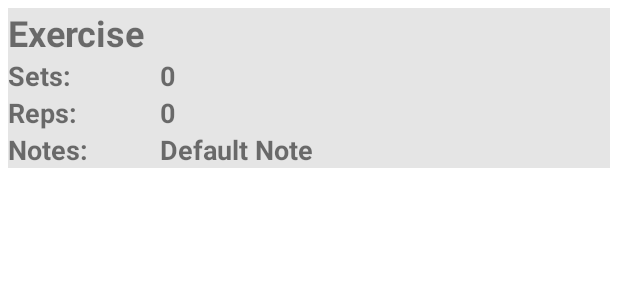
After one commit to jacksob1/WorkoutTracker, an Android app: the layout exercise_card.xml on its own in the app's theme, with its tools: preview values and no code run, on a phone screen of 412 x 824 dp. The commit adds this screen. Shown: the top 300 px of the screen. Run offline under Robolectric (Android 15) with nearby library versions, the phone set to English and light mode, and no system bars.

Commit message:
added in code for entering in a null exercise

```diff
--- a/WorkoutTracker/app/src/main/java/edu/rosehulman/workouttracker/ExerciseAdapter.kt
+++ b/WorkoutTracker/app/src/main/java/edu/rosehulman/workouttracker/ExerciseAdapter.kt
@@ -1,7 +1,9 @@
 package edu.rosehulman.workouttracker
 
+import android.view.LayoutInflater
 import android.view.View
 import android.view.ViewGroup
+import android.widget.TextView
 import androidx.lifecycle.ViewModelProvider
 import androidx.recyclerview.widget.RecyclerView
 import edu.rosehulman.workouttracker.ui.gallery.ExerciseListFragment
@@ -13,24 +15,35 @@ class ExerciseAdapter(val fragment: ExerciseListFragment): RecyclerView.Adapter<
         parent: ViewGroup,
         viewType: Int
     ): ExerciseAdapter.ExerciseViewHolder {
-        TODO("Not yet implemented")
+        val itemView = LayoutInflater.from(parent.context).inflate(R.layout.exercise_card, parent, false)
+        return ExerciseViewHolder(itemView)
     }
 
     override fun onBindViewHolder(holder: ExerciseAdapter.ExerciseViewHolder, position: Int) {
-        TODO("Not yet implemented")
+        holder.bind(model.getExerciseAt(position))
     }
 
-    override fun getItemCount(): Int {
-        TODO("Not yet implemented")
+    override fun getItemCount() = model.size()
+    fun addExercise(exercise: Exercise?) {
+        model.addExercise(exercise)
+        notifyDataSetChanged()
     }
 
     inner class ExerciseViewHolder(itemView: View) : RecyclerView.ViewHolder(itemView) {
+        val exerciseName: TextView = itemView.findViewById(R.id.exercise_name_text_view)
+        val setsValue: TextView = itemView.findViewById(R.id.exercise_sets_value_text_view)
+        val repsValue: TextView = itemView.findViewById(R.id.exercise_reps_value_text_view)
+        val notesValue: TextView = itemView.findViewById(R.id.exercise_notes_value_text_view)
+
         init {
-            TODO("Not yet implemented")
+
         }
 
         fun bind(exercise: Exercise) {
-            TODO("Not yet implemented")
+            exerciseName.text = exercise.name
+            setsValue.text = exercise.sets.toString()
+            repsValue.text = exercise.reps.toString()
+            notesValue.text = exercise.notes
         }
     }
 }
--- a/WorkoutTracker/app/src/main/java/edu/rosehulman/workouttracker/ExerciseViewModel.kt
+++ b/WorkoutTracker/app/src/main/java/edu/rosehulman/workouttracker/ExerciseViewModel.kt
@@ -14,7 +14,7 @@ class ExerciseViewModel: ViewModel() {
     fun getCurrentExercise() = getExerciseAt(currentPos)
     fun size() = exercises.size
 
-    fun addQuote(exercise: Exercise?) {
+    fun addExercise(exercise: Exercise?) {
         val defaultExercise = Exercise()
 
         val newExercise = exercise ?: defaultExercise
--- a/WorkoutTracker/app/src/main/java/edu/rosehulman/workouttracker/ui/gallery/ExerciseListFragment.kt
+++ b/WorkoutTracker/app/src/main/java/edu/rosehulman/workouttracker/ui/gallery/ExerciseListFragment.kt
@@ -8,6 +8,7 @@ import android.widget.TextView
 import androidx.fragment.app.Fragment
 import androidx.lifecycle.Observer
 import androidx.lifecycle.ViewModelProvider
+import androidx.navigation.fragment.findNavController
 import androidx.recyclerview.widget.LinearLayoutManager
 import edu.rosehulman.workouttracker.ExerciseAdapter
 import edu.rosehulman.workouttracker.ExerciseViewModel
@@ -29,7 +30,8 @@ class ExerciseListFragment : Fragment() {
         binding.recyclerView.setHasFixedSize(true)
 
         binding.fab.setOnClickListener {
-            TODO("Not yet implemented")
+            adapter.addExercise(null)
+            //TODO findNavController().navigate()
         }
         return binding.root
     }
--- /dev/null
+++ b/WorkoutTracker/app/src/main/res/layout/exercise_card.xml
@@ -0,0 +1,79 @@
+<?xml version="1.0" encoding="utf-8"?>
+<RelativeLayout xmlns:android="http://schemas.android.com/apk/res/android"
+    android:layout_width="match_parent"
+    android:layout_height="wrap_content"
+    android:layout_margin="5dp"
+    android:background="#FFE5E5E5">
+    <TextView
+        android:id="@+id/exercise_name_text_view"
+        android:layout_width="match_parent"
+        android:layout_height="wrap_content"
+        android:text="@string/exercise_name"
+        android:textSize="24sp"
+        android:textStyle="bold"/>
+    <RelativeLayout
+        android:id="@+id/sets_relative_layout"
+        android:layout_width="match_parent"
+        android:layout_height="wrap_content"
+        android:layout_below="@id/exercise_name_text_view">
+        <TextView
+            android:id="@+id/exercise_sets_label_text_view"
+            android:layout_width="wrap_content"
+            android:layout_height="wrap_content"
+            android:text="@string/sets"
+            android:textSize="18sp"
+            android:textStyle="bold"/>
+        <TextView
+            android:id="@+id/exercise_sets_value_text_view"
+            android:layout_width="300dp"
+            android:layout_height="wrap_content"
+            android:text="@string/zero"
+            android:textSize="18sp"
+            android:layout_alignParentEnd="true"
+            android:textStyle="bold"/>
+    </RelativeLayout>
+    <RelativeLayout
+        android:id="@+id/reps_relative_layout"
+        android:layout_width="match_parent"
+        android:layout_height="wrap_content"
+        android:layout_below="@id/sets_relative_layout">
+        <TextView
+            android:id="@+id/exercise_reps_label_text_view"
+            android:layout_width="wrap_content"
+            android:layout_height="wrap_content"
+            android:text="@string/reps"
+            android:textSize="18sp"
+            android:textStyle="bold"/>
+        <TextView
+            android:id="@+id/exercise_reps_value_text_view"
+            android:layout_width="300dp"
+            android:layout_height="wrap_content"
+            android:text="@string/zero"
+            android:textSize="18sp"
+            android:layout_alignParentEnd="true"
+            android:textStyle="bold"/>
+    </RelativeLayout>
+    <RelativeLayout
+        android:id="@+id/notes_relative_layout"
+        android:layout_width="match_parent"
+        android:layout_height="wrap_content"
+        android:layout_below="@id/reps_relative_layout">
+        <TextView
+            android:id="@+id/exercise_notes_label_text_view"
+            android:layout_width="wrap_content"
+            android:layout_height="wrap_content"
+            android:text="@string/notes"
+            android:textSize="18sp"
+            android:textStyle="bold"/>
+        <TextView
+            android:id="@+id/exercise_notes_value_text_view"
+            android:layout_width="300dp"
+            android:layout_height="wrap_content"
+            android:text="@string/default_note"
+            android:textSize="18sp"
+            android:layout_alignParentEnd="true"
+            android:textStyle="bold"
+            />
+    </RelativeLayout>
+
+</RelativeLayout>
--- a/WorkoutTracker/app/src/main/res/values/strings.xml
+++ b/WorkoutTracker/app/src/main/res/values/strings.xml
@@ -10,4 +10,10 @@
     <string name="menu_home">Home</string>
     <string name="menu_gallery">Gallery</string>
     <string name="menu_slideshow">Slideshow</string>
+    <string name="zero">0</string>
+    <string name="reps">Reps:</string>
+    <string name="sets">Sets:</string>
+    <string name="exercise_name">Exercise</string>
+    <string name="notes">Notes:</string>
+    <string name="default_note">Default Note</string>
 </resources>
```
